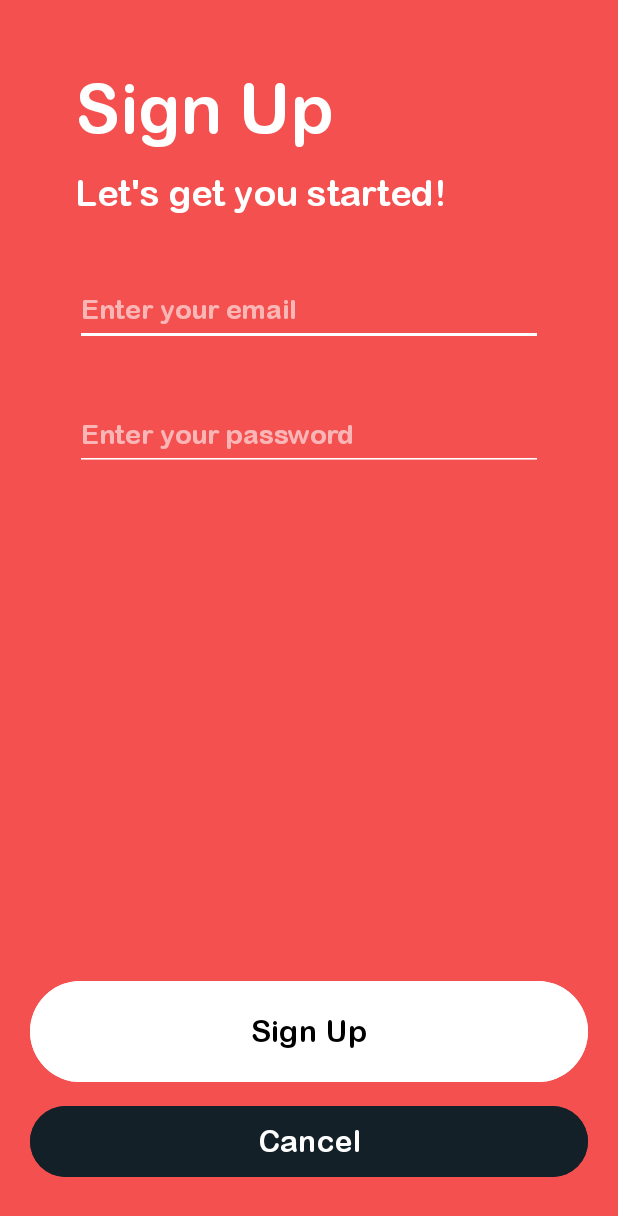
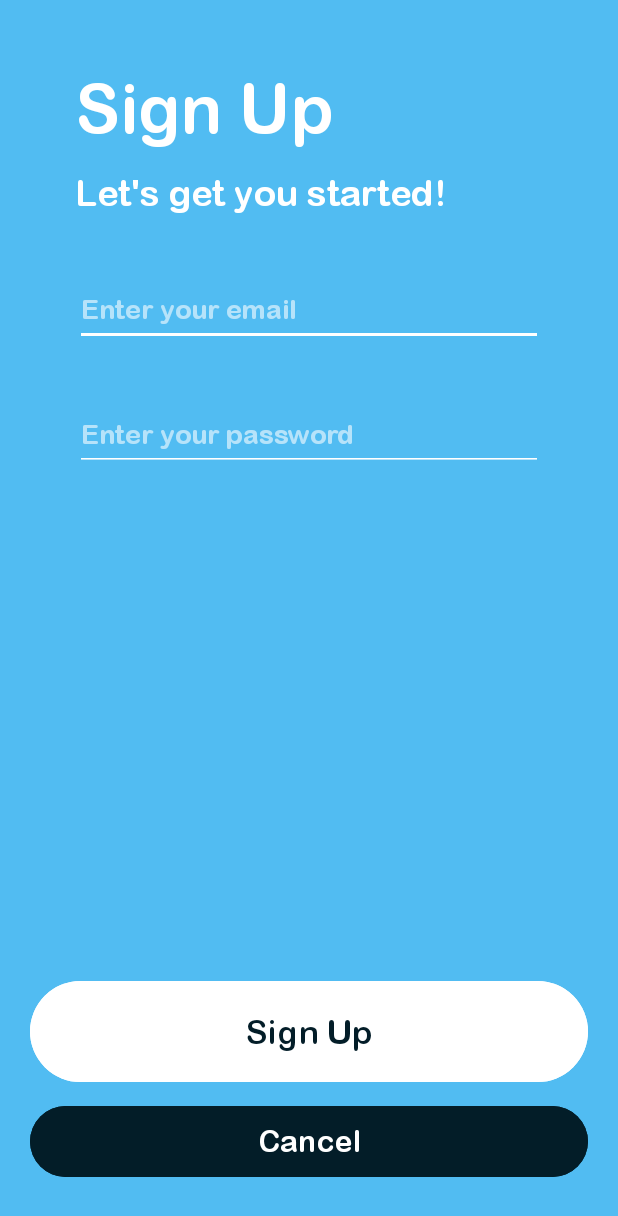
Before and after one commit to emirariemir/Linkylinkk, an Android app: the screen it shows after launch (SignUpActivity), after a tap on "Sign Up", on a phone screen of 412 x 824 dp. Shown: the top 1216 px of the screen. Run offline under Robolectric (Android 15) with nearby library versions, the phone set to English and light mode, and no system bars; our stand-ins replace Firebase (no records; nobody signed in at launch, a user with empty details on screens opened directly).

Commit message:
New look upgrade

```diff
--- a/app/src/main/java/com/emirari/linkylinkk/UploadActivity.java
+++ b/app/src/main/java/com/emirari/linkylinkk/UploadActivity.java
@@ -23,7 +23,6 @@ import com.google.firebase.firestore.FieldValue;
 import com.google.firebase.firestore.FirebaseFirestore;
 
 import java.text.SimpleDateFormat;
-import java.util.Calendar;
 import java.util.Date;
 import java.util.HashMap;
 
--- a/app/src/main/res/layout/activity_feed.xml
+++ b/app/src/main/res/layout/activity_feed.xml
@@ -5,14 +5,14 @@
     android:layout_width="match_parent"
     android:layout_height="match_parent"
     tools:context=".FeedActivity"
-    android:background="#132028">
+    android:background="#031D28">
 
 
     <androidx.appcompat.widget.Toolbar
         android:id="@+id/toolbar"
         android:layout_width="0dp"
         android:layout_height="wrap_content"
-        android:background="#132028"
+        android:background="#031D28"
         android:elevation="1dp"
         android:minHeight="?attr/actionBarSize"
         android:theme="?attr/actionBarTheme"
--- a/app/src/main/res/layout/activity_main.xml
+++ b/app/src/main/res/layout/activity_main.xml
@@ -5,7 +5,7 @@
     android:layout_width="match_parent"
     android:layout_height="match_parent"
     tools:context=".MainActivity"
-    android:background="#132028">
+    android:background="#031D28">
 
     <ImageView
         android:id="@+id/imageView"
@@ -27,7 +27,7 @@
         android:layout_marginStart="50dp"
         android:layout_marginEnd="50dp"
         android:layout_marginBottom="16dp"
-        android:backgroundTint="#F45050"
+        android:backgroundTint="#51BCF2"
         android:fontFamily="@font/ariel_round"
         android:onClick="signUpPressed"
         android:text="@string/sign_up"
--- a/app/src/main/res/layout/activity_sign_up.xml
+++ b/app/src/main/res/layout/activity_sign_up.xml
@@ -5,7 +5,7 @@
     android:layout_width="match_parent"
     android:layout_height="match_parent"
     tools:context=".SignUpActivity"
-    android:background="#F45050">
+    android:background="#51BCF2">
 
     <EditText
         android:id="@+id/emailTextField"
@@ -59,8 +59,8 @@
         android:fontFamily="@font/ariel_round"
         android:onClick="signUpPressed"
         android:text="@string/sign_up"
-        android:textColor="@color/black"
-        android:textSize="20sp"
+        android:textColor="#031D28"
+        android:textSize="22sp"
         app:layout_constraintBottom_toTopOf="@+id/cancelButton"
         app:layout_constraintEnd_toEndOf="parent"
         app:layout_constraintStart_toStartOf="parent" />
@@ -87,7 +87,7 @@
         android:layout_marginStart="20dp"
         android:layout_marginEnd="20dp"
         android:layout_marginBottom="35dp"
-        android:backgroundTint="#132028"
+        android:backgroundTint="#031D28"
         android:fontFamily="@font/ariel_round"
         android:onClick="cancelPressed"
         android:text="@string/cancel"
--- a/app/src/main/res/layout/activity_upload.xml
+++ b/app/src/main/res/layout/activity_upload.xml
@@ -5,7 +5,7 @@
     android:layout_width="match_parent"
     android:layout_height="match_parent"
     tools:context=".UploadActivity"
-    android:background="#132028">
+    android:background="#031D28">
 
     <EditText
         android:id="@+id/titleTextField"
@@ -50,7 +50,7 @@
         android:layout_marginStart="50dp"
         android:layout_marginEnd="50dp"
         android:layout_marginBottom="50dp"
-        android:backgroundTint="#F45050"
+        android:backgroundTint="#51BCF2"
         android:fontFamily="@font/ariel_round"
         android:onClick="publishPressed"
         android:text="@string/publish"
--- a/app/src/main/res/layout/recycler_row.xml
+++ b/app/src/main/res/layout/recycler_row.xml
@@ -20,7 +20,7 @@
         android:text="Link Caption"
         android:textSize="25sp"
         android:fontFamily="@font/ariel_round"
-        android:textColor="#03A9F4"
+        android:textColor="#51BCF2"
         android:autoLink="web"
         android:layout_marginHorizontal="24dp"
         android:layout_marginBottom="10dp"
@@ -33,7 +33,7 @@
         android:text="Uploaded 2 minutes ago"
         android:textSize="14sp"
         android:fontFamily="@font/ariel_round"
-        android:textColor="#7703A9F4"
+        android:textColor="#8051BCF2"
         android:layout_marginHorizontal="24dp"
         android:layout_marginBottom="32dp"></TextView>
 
--- a/app/src/main/res/values/colors.xml
+++ b/app/src/main/res/values/colors.xml
@@ -2,6 +2,6 @@
 <resources>
     <color name="black">#FF000000</color>
     <color name="white">#FFFFFFFF</color>
-    <color name="custom_statusbar_color">#132028</color>
-    <color name="custom_statusbar_red">#F45050</color>
+    <color name="custom_statusbar_color">#031D28</color>
+    <color name="custom_statusbar_red">#51BCF2</color>
 </resources>
```
Also changed, not shown: app/src/main/res/drawable/linkylink_logo.png.
